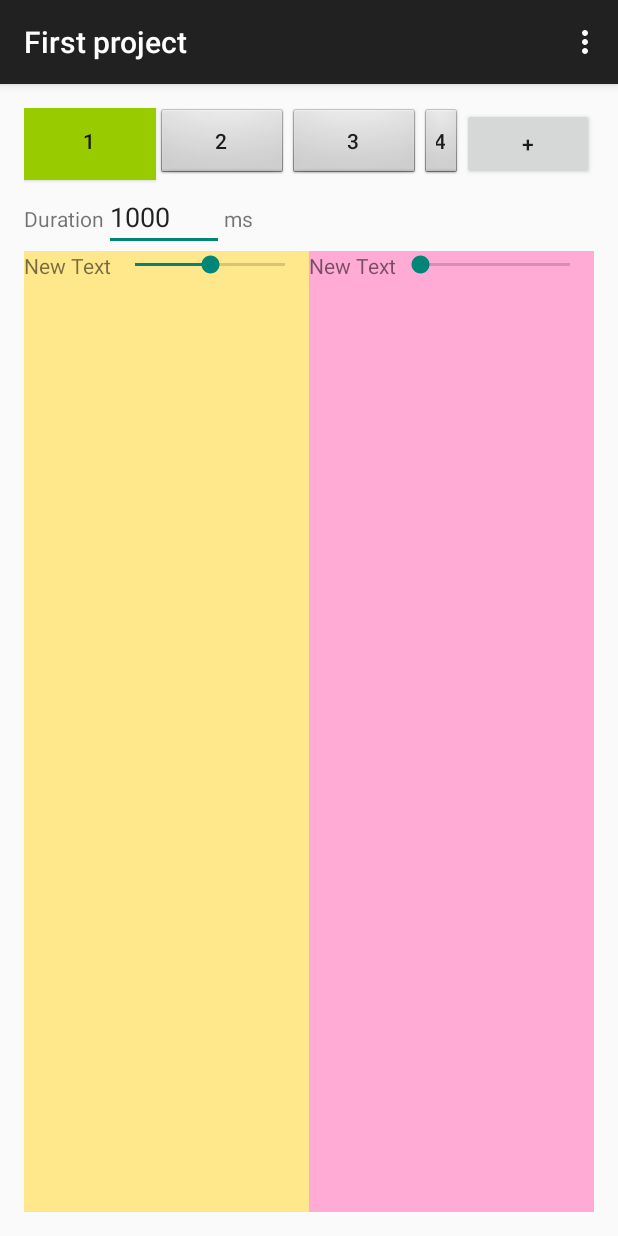
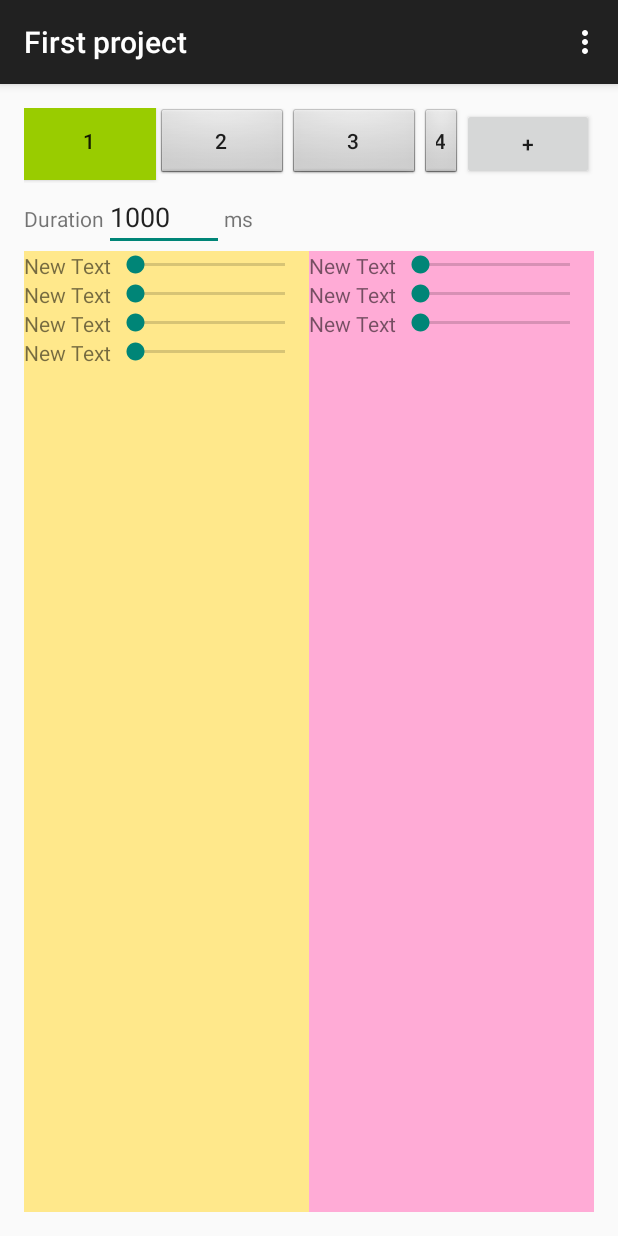
Before and after one commit to ngirardin/graveyard_bob, an Android app: the screen it shows after launch (ProjectActivity), after a tap on an icon or button, on a phone screen of 412 x 824 dp. Run offline under Robolectric (Android 15) with nearby library versions, the phone set to English and light mode, and no system bars.

Commit message:
Dynamically create the position sliders

```diff
--- a/app/src/main/java/fr/dmconcept/bob/activities/ProjectActivity.java
+++ b/app/src/main/java/fr/dmconcept/bob/activities/ProjectActivity.java
@@ -11,11 +11,13 @@ import android.view.View;
 import android.view.ViewGroup;
 import android.widget.Button;
 import android.widget.LinearLayout;
+import android.widget.TableLayout;
 import android.widget.TextView;
 
 import fr.dmconcept.bob.R;
 import fr.dmconcept.bob.models.Project;
 import fr.dmconcept.bob.models.Projects;
+import fr.dmconcept.bob.models.Step;
 
 public class ProjectActivity extends ActionBarActivity {
 
@@ -81,6 +83,7 @@ public class ProjectActivity extends ActionBarActivity {
 
             updateTitle();
             createTimeline(rootView);
+            createPositionSliders(rootView, savedInstanceState);
 
             return rootView;
         }
@@ -128,16 +131,35 @@ public class ProjectActivity extends ActionBarActivity {
 
         private void selectPosition(Button button) {
 
-            // Get the clicked button ID
-            int id = (Integer) button.getTag();
+            // Get the clicked button position index
+            int positionIndex = (Integer) button.getTag();
 
-            // Set the active background on the button
             LinearLayout timeline = (LinearLayout) button.getParent();
 
+            // Set the default background on all position buttons
             for (int b = 0; b < timeline.getChildCount(); b++)
                 timeline.getChildAt(b).setBackgroundResource(android.R.drawable.btn_default);
 
+            // Set the selected position button as active
             button.setBackgroundColor(getResources().getColor(android.R.color.holo_green_light));
+
+            // Update the position sliders positions
+            Step step = project.steps[positionIndex];
+
+        }
+
+        private void createPositionSliders(View view, Bundle savedInstanceState) {
+
+            // Create the positions sliders according to the project servos count
+            TableLayout startPositions = ((TableLayout) view.findViewById(R.id.startPositions));
+            TableLayout endPositions   = ((TableLayout) view.findViewById(R.id.endPositions  ));
+
+            LayoutInflater inflater = getLayoutInflater(savedInstanceState);
+
+            for (int i = 0; i < project.servosCount(); i++) {
+                inflater.inflate(R.layout.layout_position_sliders, startPositions).setTag(i);
+                inflater.inflate(R.layout.layout_position_sliders, endPositions  ).setTag(i);
+            }
 
         }
 
--- a/app/src/main/java/fr/dmconcept/bob/models/Project.java
+++ b/app/src/main/java/fr/dmconcept/bob/models/Project.java
@@ -37,4 +37,11 @@ public class Project {
 
     }
 
+    public int servosCount() {
+        if (steps.length == 0)
+            return 0;
+
+        return steps[0].getServosCount();
+    }
+
 }
--- a/app/src/main/java/fr/dmconcept/bob/models/Step.java
+++ b/app/src/main/java/fr/dmconcept/bob/models/Step.java
@@ -9,6 +9,9 @@ public class Step {
     private int[] servos;
 
     public Step(int duration, int[] servos) {
+
+        assert servos.length > 0;
+
         this.duration = duration;
         this.servos   = servos  ;
     }
@@ -24,4 +27,8 @@ public class Step {
         assert position <= 100;
     }
 
+    public int getServosCount() {
+        return servos.length;
+    }
+
 }
--- a/app/src/main/res/layout/fragment_project.xml
+++ b/app/src/main/res/layout/fragment_project.xml
@@ -61,38 +61,17 @@
     <LinearLayout
         android:orientation="horizontal"
         android:layout_width="fill_parent"
-        android:layout_height="fill_parent"
-        android:id="@+id/positions">
+        android:layout_height="fill_parent">
 
         <TableLayout
             android:layout_width="wrap_content"
             android:layout_height="fill_parent"
             android:layout_below="@+id/duration"
             android:background="#ffe88b"
-            android:layout_weight="1">
+            android:layout_weight="1"
+            android:id="@+id/startPositions">
 
-            <TableRow
-                android:layout_width="fill_parent"
-                android:layout_height="fill_parent"
-                android:measureWithLargestChild="false">
-
-                <TextView
-                    android:layout_width="wrap_content"
-                    android:layout_height="wrap_content"
-                    android:text="New Text"
-                    android:id="@+id/textView2" />
-
-                <SeekBar
-                    android:layout_width="match_parent"
-                    android:layout_height="wrap_content"
-                    android:id="@+id/seekBar"
-                    android:progress="50"
-                    android:indeterminate="false"
-                    android:max="100"
-                    android:mirrorForRtl="true"
-                    android:layout_weight="1" />
-
-            </TableRow>
+            <include layout="@layout/layout_position_sliders" />
 
         </TableLayout>
 
@@ -102,24 +81,9 @@
             android:layout_alignParentTop="false"
             android:layout_alignParentRight="false"
             android:background="#ffabd6"
-            android:layout_weight="1">
+            android:layout_weight="1"
+            android:id="@+id/endPositions">
 
-            <TableRow
-                android:layout_width="fill_parent"
-                android:layout_height="fill_parent">
-
-                <TextView
-                    android:layout_width="wrap_content"
-                    android:layout_height="wrap_content"
-                    android:text="New Text"
-                    android:id="@+id/textView3" />
-
-                <SeekBar
-                    android:layout_width="wrap_content"
-                    android:layout_height="wrap_content"
-                    android:id="@+id/seekBar2"
-                    android:layout_weight="1" />
-            </TableRow>
         </TableLayout>
     </LinearLayout>
 
--- /dev/null
+++ b/app/src/main/res/layout/layout_position_sliders.xml
@@ -0,0 +1,22 @@
+<?xml version="1.0" encoding="utf-8"?>
+<TableRow xmlns:android="http://schemas.android.com/apk/res/android"
+    android:layout_width="fill_parent"
+    android:layout_height="fill_parent"
+    android:measureWithLargestChild="false">
+
+    <TextView
+        android:layout_width="wrap_content"
+        android:layout_height="wrap_content"
+        android:text="New Text"
+        android:id="@+id/textView2" />
+
+    <SeekBar
+        android:layout_width="match_parent"
+        android:layout_height="wrap_content"
+        android:id="@+id/seekBar"
+        android:indeterminate="false"
+        android:max="100"
+        android:mirrorForRtl="true"
+        android:layout_weight="1" />
+
+</TableRow>
```
